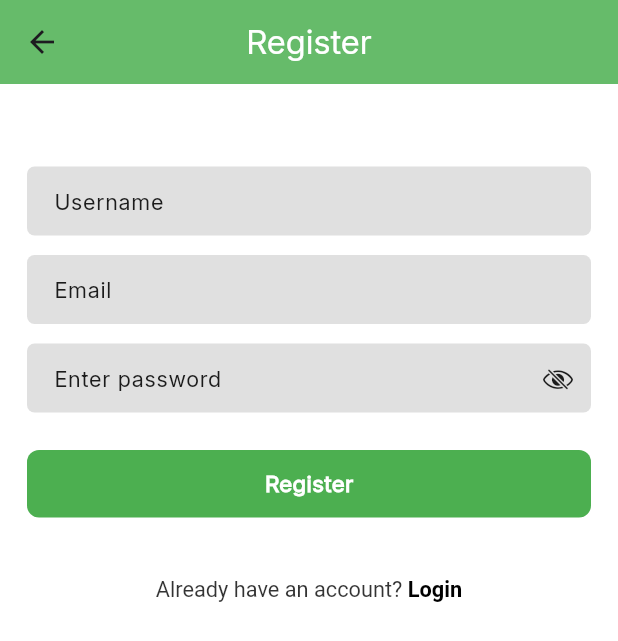
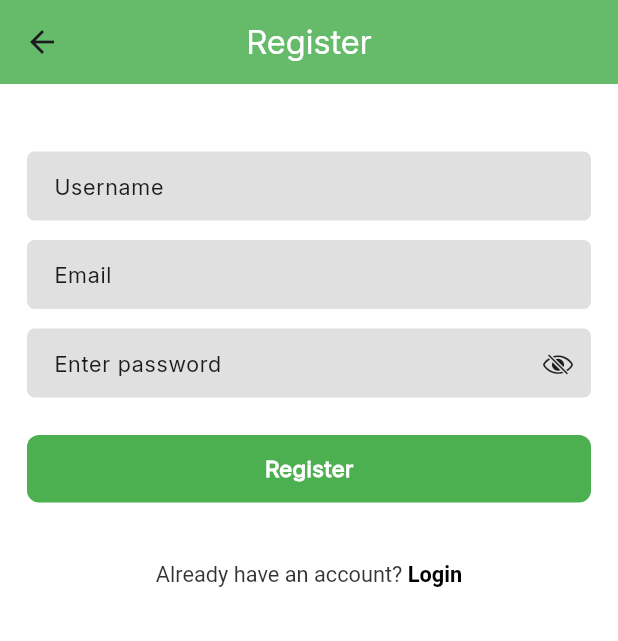
Before and after one commit to Zaigham08/flareChat, a Flutter app: the RegisterPage screen opened directly, on a phone screen of 412 x 824 dp. Shown: the top 641 px of the screen. Run offline on Flutter 3.47's test engine with Material 3 defaults, Android fonts, the phone set to English and light mode, and no system bars; our stand-ins replace auto_size_text, cloud_firestore, firebase_auth, firebase_core, flutter_svg, fluttertoast and 2 more; accounts and stored records are empty.

Commit message:
final commit

```diff
--- a/lib/view/auth/register.dart
+++ b/lib/view/auth/register.dart
@@ -44,12 +44,12 @@ class _RegisterPageState extends State<RegisterPage> {
     final authController = Get.find<AuthController>();
     return Scaffold(
       appBar: myAppBar("Register"),
-      body: SingleChildScrollView(
-        child: Padding(
-          padding: const EdgeInsets.all(kDefaultPadding),
+      body: Padding(
+        padding: const EdgeInsets.all(kDefaultPadding),
+        child: Center(
           child: Column(
             children: [
-              30.ph,
+              20.ph,
               Form(
                 key: formKey,
                 child: Column(
--- a/pubspec.yaml
+++ b/pubspec.yaml
@@ -48,7 +48,6 @@ dependencies:
   firebase_core: ^3.15.1
   firebase_auth: ^5.6.2
   cloud_firestore: ^5.6.11
-#  google_sign_in: ^7.1.0
 
 dev_dependencies:
   flutter_test:
```
Also changed, not shown: lib/view/auth/login.dart (+7 -11 lines), lib/view/chat_page.dart (+23 -5 lines), lib/view/home.dart (+23 -6 lines), lib/view_models/controllers/chat_controller.dart (+7 -0 lines), lib/view_models/services/notifications_services.dart (deleted, +0 -148 lines).
